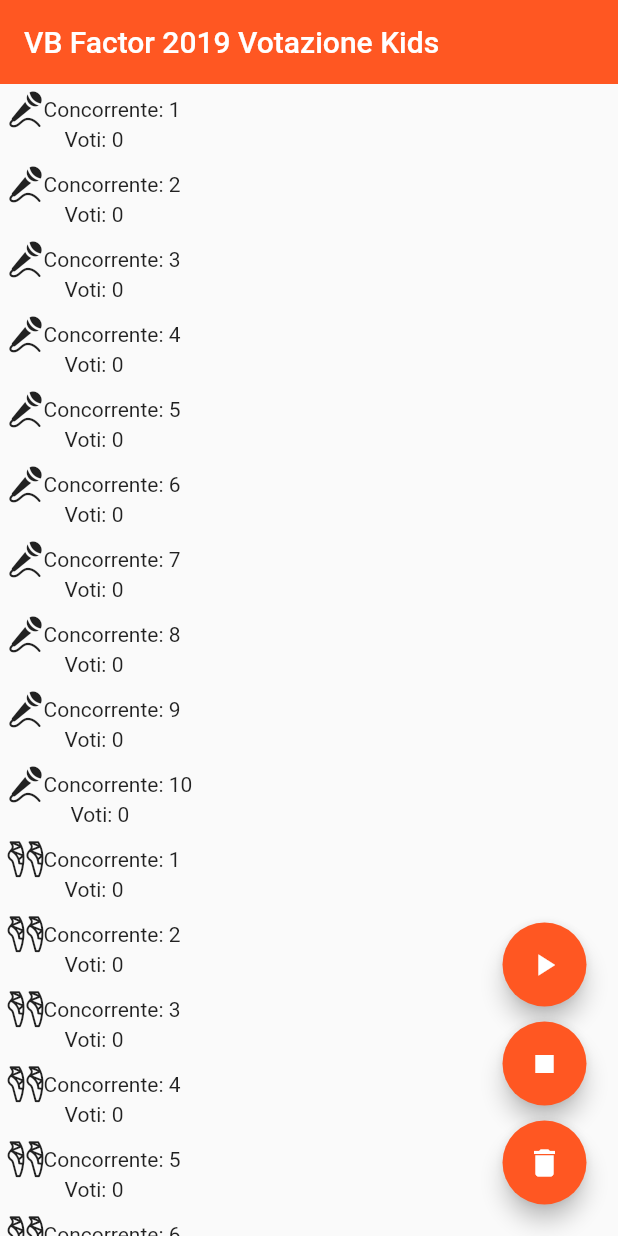
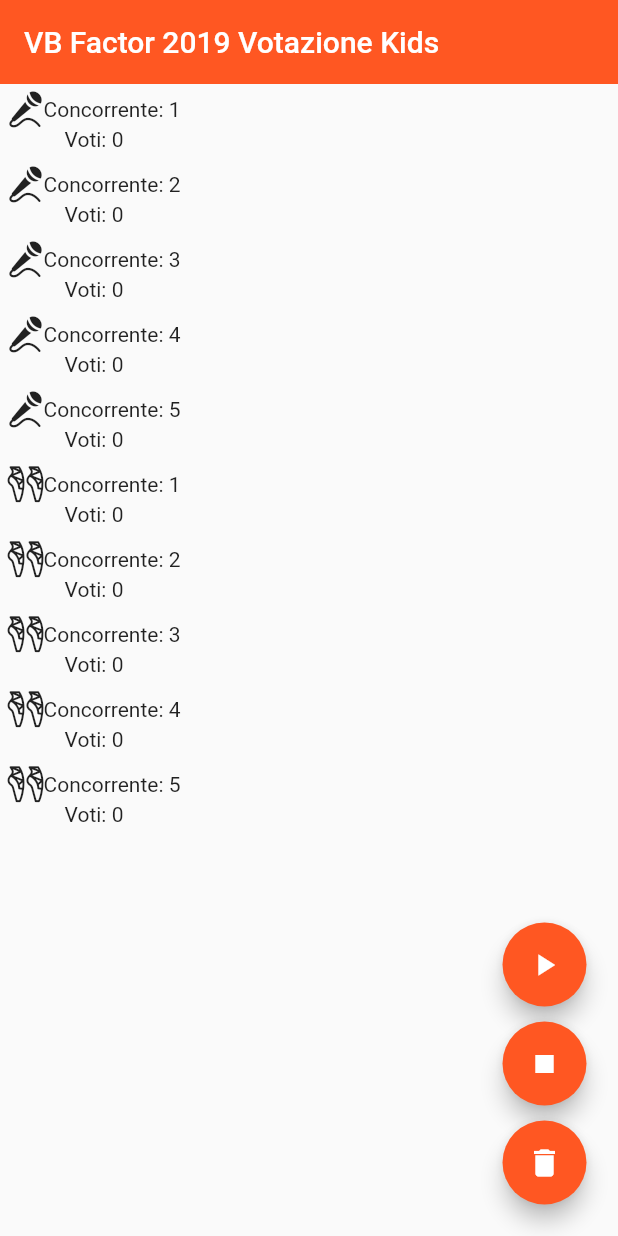
Before and after one commit to fabrizioddera/vbFactorFlutter, a Flutter app: the KidsVoteStateful screen opened directly, on a phone screen of 412 x 824 dp. Run offline on Flutter 3.47's test engine with Material 2 defaults, Android fonts, the phone set to English and light mode, and no system bars; missing offline and left inert: sms.

Commit message:
Liste dinamiche

```diff
--- a/lib/concorrenti.dart
+++ b/lib/concorrenti.dart
@@ -9,7 +9,7 @@ class Concorrente {
 
   static List<Concorrente> returnListCanto(int size) {
     List<Concorrente> list = new List();
-    for (var i = 0; i < 10; i++) {
+    for (var i = 0; i < size; i++) {
       list.add(new Concorrente("Canto_$i", 0));
     }
     return list;
@@ -17,7 +17,7 @@ class Concorrente {
 
   static List<Concorrente> returnListBallo(int size) {
     List<Concorrente> list = new List();
-    for (var i = 0; i < 10; i++) {
+    for (var i = 0; i < size; i++) {
       list.add(new Concorrente("Ballo_$i", 0));
     }
     return list;
@@ -25,7 +25,7 @@ class Concorrente {
 
   static List<Concorrente> returnListMusical(int size) {
     List<Concorrente> list = new List();
-    for (var i = 0; i < 10; i++) {
+    for (var i = 0; i < size; i++) {
       list.add(new Concorrente("Musical_$i", 0));
     }
     return list;
```
